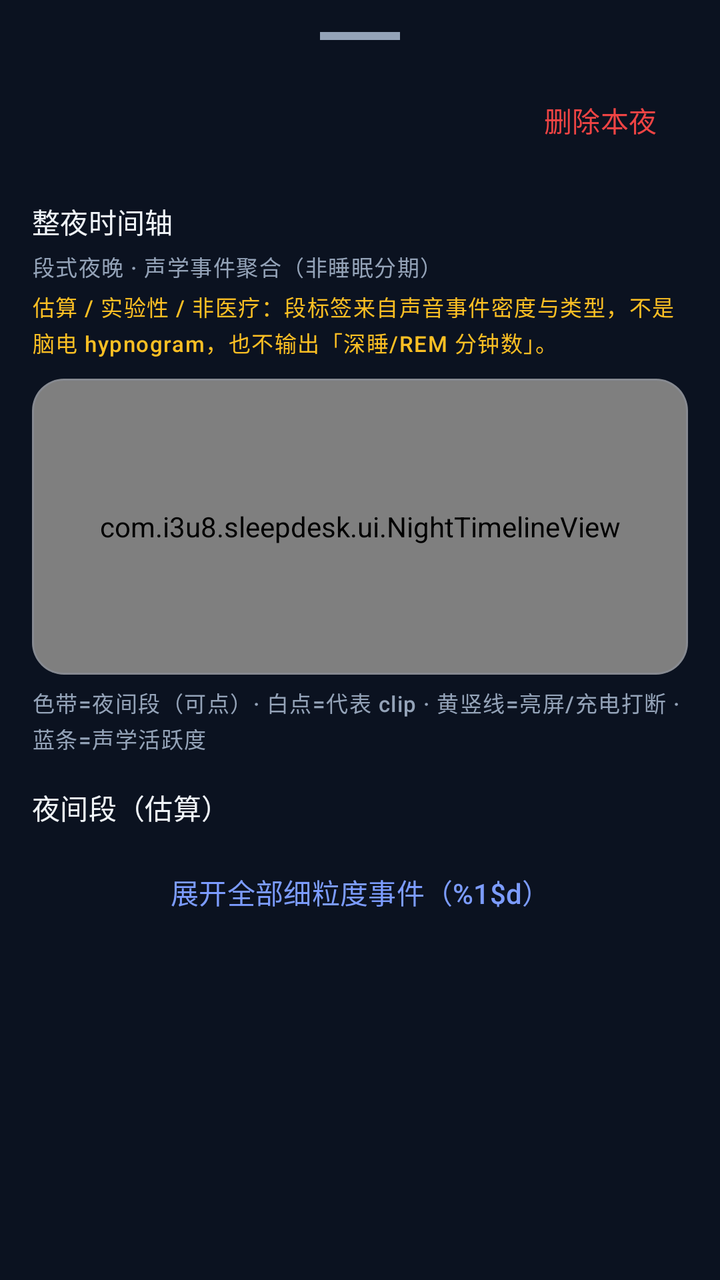
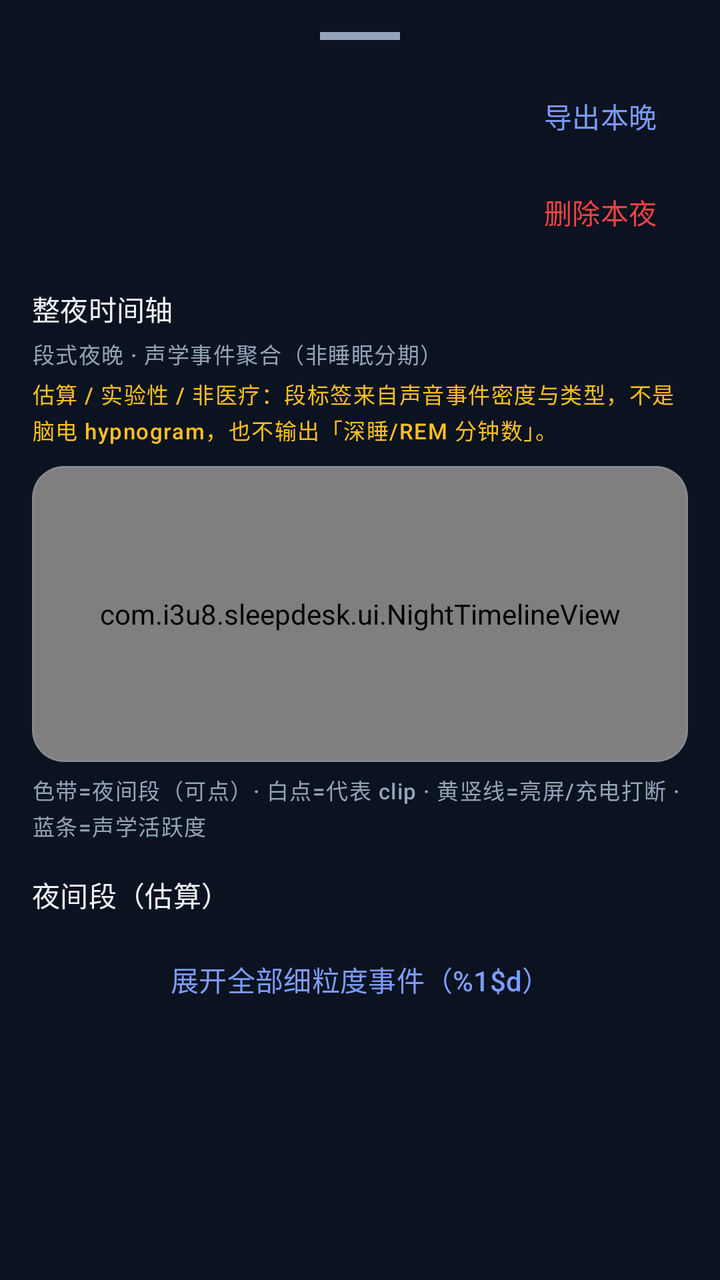

Two renders of the same Android screen: before a commit and after it. Below are the layout's source before the change and the commit's diff.
<!-- AndroidManifest.xml: application theme Theme.SleepDesk -->
<!-- res/layout/bottom_sheet_session_detail.xml -->
<?xml version="1.0" encoding="utf-8"?>
<androidx.core.widget.NestedScrollView xmlns:android="http://schemas.android.com/apk/res/android"
    xmlns:app="http://schemas.android.com/apk/res-auto"
    android:layout_width="match_parent"
    android:layout_height="wrap_content"
    android:fillViewport="true"
    android:background="@color/bg">

    <LinearLayout
        android:layout_width="match_parent"
        android:layout_height="wrap_content"
        android:orientation="vertical"
        android:paddingStart="16dp"
        android:paddingEnd="16dp"
        android:paddingTop="16dp"
        android:paddingBottom="28dp"
        android:minHeight="420dp">

        <View
            android:layout_width="40dp"
            android:layout_height="4dp"
            android:layout_gravity="center_horizontal"
            android:layout_marginBottom="14dp"
            android:background="@color/muted" />

        <LinearLayout
            android:layout_width="match_parent"
            android:layout_height="wrap_content"
            android:orientation="horizontal"
            android:gravity="center_vertical">

            <LinearLayout
                android:layout_width="0dp"
                android:layout_height="wrap_content"
                android:layout_weight="1"
                android:orientation="vertical">

                <TextView
                    android:id="@+id/tvSessionTitle"
                    android:layout_width="match_parent"
                    android:layout_height="wrap_content"
                    android:textAppearance="?attr/textAppearanceTitleLarge"
                    android:textColor="@color/on_bg"
                    android:textStyle="bold" />

                <TextView
                    android:id="@+id/tvSessionSubtitle"
                    android:layout_width="match_parent"
                    android:layout_height="wrap_content"
                    android:layout_marginTop="4dp"
                    android:textAppearance="?attr/textAppearanceBodyMedium"
                    android:textColor="@color/muted" />
            </LinearLayout>

            <com.google.android.material.button.MaterialButton
                android:id="@+id/btnDeleteSession"
                style="@style/Widget.Material3.Button.TextButton"
                android:layout_width="wrap_content"
                android:layout_height="wrap_content"
                android:text="@string/btn_delete_night"
                android:textColor="@color/stop_red"
                android:textAllCaps="false" />
        </LinearLayout>

        <TextView
            android:layout_width="match_parent"
            android:layout_height="wrap_content"
            android:layout_marginTop="14dp"
            android:text="@string/timeline_title"
            android:textAppearance="?attr/textAppearanceTitleSmall"
            android:textColor="@color/on_bg" />

        <TextView
            android:id="@+id/tvActivityLabel"
            android:layout_width="match_parent"
            android:layout_height="wrap_content"
            android:layout_marginTop="4dp"
            android:text="@string/timeline_segment_label"
            android:textAppearance="?attr/textAppearanceLabelSmall"
            android:textColor="@color/muted" />

        <TextView
            android:id="@+id/tvCycleDisclaimer"
            android:layout_width="match_parent"
            android:layout_height="wrap_content"
            android:layout_marginTop="4dp"
            android:text="@string/timeline_segment_disclaimer"
            android:textAppearance="?attr/textAppearanceLabelSmall"
            android:textColor="@color/warning"
            android:lineSpacingExtra="2dp" />

        <com.google.android.material.card.MaterialCardView
            android:layout_width="match_parent"
            android:layout_height="wrap_content"
            android:layout_marginTop="10dp"
            app:cardBackgroundColor="@color/card_bg"
            app:cardCornerRadius="16dp"
            app:cardElevation="0dp"
            app:strokeWidth="1dp"
            app:strokeColor="@color/card_stroke">

            <com.i3u8.sleepdesk.ui.NightTimelineView
                android:id="@+id/nightTimeline"
                android:layout_width="match_parent"
                android:layout_height="148dp"
                android:padding="4dp" />
        </com.google.android.material.card.MaterialCardView>

        <TextView
            android:layout_width="match_parent"
            android:layout_height="wrap_content"
            android:layout_marginTop="6dp"
            android:text="@string/timeline_legend_v03"
            android:textAppearance="?attr/textAppearanceLabelSmall"
            android:textColor="@color/muted"
            android:lineSpacingExtra="2dp" />

        <TextView
            android:layout_width="match_parent"
            android:layout_height="wrap_content"
            android:layout_marginTop="16dp"
            android:text="@string/segments_list_title"
            android:textAppearance="?attr/textAppearanceTitleSmall"
            android:textColor="@color/on_bg" />

        <TextView
            android:id="@+id/tvSessionSegmentsEmpty"
            android:layout_width="match_parent"
            android:layout_height="wrap_content"
            android:text="@string/segments_empty"
            android:textColor="@color/muted"
            android:padding="24dp"
            android:gravity="center"
            android:visibility="gone" />

        <androidx.recyclerview.widget.RecyclerView
            android:id="@+id/rvSessionSegments"
            android:layout_width="match_parent"
            android:layout_height="wrap_content"
            android:nestedScrollingEnabled="false"
            android:overScrollMode="never" />

        <com.google.android.material.button.MaterialButton
            android:id="@+id/btnExpandAllEvents"
            style="@style/Widget.Material3.Button.TextButton"
            android:layout_width="match_parent"
            android:layout_height="wrap_content"
            android:layout_marginTop="8dp"
            android:text="@string/session_expand_events"
            android:textAllCaps="false"
            android:textColor="@color/accent" />

        <TextView
            android:id="@+id/tvSessionEventsEmpty"
            android:layout_width="match_parent"
            android:layout_height="wrap_content"
            android:text="@string/events_empty"
            android:textColor="@color/muted"
            android:padding="16dp"
            android:gravity="center"
            android:visibility="gone" />

        <androidx.recyclerview.widget.RecyclerView
            android:id="@+id/rvSessionEvents"
            android:layout_width="match_parent"
            android:layout_height="wrap_content"
            android:nestedScrollingEnabled="false"
            android:overScrollMode="never"
            android:visibility="gone" />
    </LinearLayout>
</androidx.core.widget.NestedScrollView>
<!-- resources referenced by this layout -->
<resources>
  <color name="accent">#FF7C9CFF</color>
  <color name="bg">#FF0B1220</color>
  <color name="card_bg">#FF152036</color>
  <color name="card_stroke">#33A5B4D4</color>
  <color name="muted">#FF94A3B8</color>
  <color name="on_bg">#FFF1F5F9</color>
  <color name="stop_red">#FFEF4444</color>
  <color name="warning">#FFFBBF24</color>
  <string name="btn_delete_night">删除本夜</string>
  <string name="events_empty">暂无事件记录</string>
  <string name="segments_empty">暂无成段事件（安静夜或仅有辅信号）</string>
  <string name="segments_list_title">夜间段（估算）</string>
  <string name="session_expand_events">展开全部细粒度事件（%1$d）</string>
  <string name="timeline_legend_v03">色带=夜间段（可点）· 白点=代表 clip · 黄竖线=亮屏/充电打断 · 蓝条=声学活跃度</string>
  <string name="timeline_segment_disclaimer">估算 / 实验性 / 非医疗：段标签来自声音事件密度与类型，不是脑电 hypnogram，也不输出「深睡/REM 分钟数」。</string>
  <string name="timeline_segment_label">段式夜晚 · 声学事件聚合（非睡眠分期）</string>
  <string name="timeline_title">整夜时间轴</string>
  <style name="Theme.SleepDesk" parent="Theme.Material3.Dark.NoActionBar">
          <item name="colorPrimary">@color/accent</item>
          <item name="colorOnPrimary">@android:color/white</item>
          <item name="colorPrimaryContainer">@color/accent_dim</item>
          <item name="colorOnPrimaryContainer">@color/on_bg</item>
          <item name="colorSecondary">@color/start_green</item>
          <item name="colorOnSecondary">@android:color/white</item>
          <item name="colorSurface">@color/card_bg</item>
          <item name="colorOnSurface">@color/on_bg</item>
          <item name="colorOnSurfaceVariant">@color/muted</item>
          <item name="android:colorBackground">@color/bg</item>
          <item name="colorOutline">@color/card_stroke</item>
          <item name="android:statusBarColor">@color/bg</item>
          <item name="android:navigationBarColor">@color/nav_bg</item>
          <item name="android:windowBackground">@color/bg</item>
          <item name="bottomSheetDialogTheme">@style/ThemeOverlay.SleepDesk.BottomSheet</item>
      </style>
  <color name="accent_dim">#FF3D4F8C</color>
  <color name="start_green">#FF22C55E</color>
  <color name="nav_bg">#FF121A2B</color>
  <style name="ThemeOverlay.SleepDesk.BottomSheet" parent="ThemeOverlay.Material3.BottomSheetDialog">
          <item name="bottomSheetStyle">@style/Widget.SleepDesk.BottomSheet</item>
      </style>
  <style name="Widget.SleepDesk.BottomSheet" parent="Widget.Material3.BottomSheet.Modal">
          <item name="backgroundTint">@color/card_bg</item>
          <item name="shapeAppearance">@style/ShapeAppearance.SleepDesk.Large</item>
      </style>
  <style name="ShapeAppearance.SleepDesk.Large" parent="ShapeAppearance.Material3.LargeComponent">
          <item name="cornerFamily">rounded</item>
          <item name="cornerSize">24dp</item>
      </style>
</resources>

<!-- the commit's change to res/layout/bottom_sheet_session_detail.xml (unified diff, before → after) -->
@@ -52,14 +52,30 @@
                     android:textColor="@color/muted" />
             </LinearLayout>
 
-            <com.google.android.material.button.MaterialButton
-                android:id="@+id/btnDeleteSession"
-                style="@style/Widget.Material3.Button.TextButton"
+            <LinearLayout
                 android:layout_width="wrap_content"
                 android:layout_height="wrap_content"
-                android:text="@string/btn_delete_night"
-                android:textColor="@color/stop_red"
-                android:textAllCaps="false" />
+                android:orientation="vertical"
+                android:gravity="end">
+
+                <com.google.android.material.button.MaterialButton
+                    android:id="@+id/btnExportSession"
+                    style="@style/Widget.Material3.Button.TextButton"
+                    android:layout_width="wrap_content"
+                    android:layout_height="wrap_content"
+                    android:text="@string/export_one_night"
+                    android:textColor="@color/accent"
+                    android:textAllCaps="false" />
+
+                <com.google.android.material.button.MaterialButton
+                    android:id="@+id/btnDeleteSession"
+                    style="@style/Widget.Material3.Button.TextButton"
+                    android:layout_width="wrap_content"
+                    android:layout_height="wrap_content"
+                    android:text="@string/btn_delete_night"
+                    android:textColor="@color/stop_red"
+                    android:textAllCaps="false" />
+            </LinearLayout>
         </LinearLayout>
 
         <TextView
<!-- resource entries referenced after the edit -->
@@ -10,6 +10,7 @@
   <color name="warning">#FFFBBF24</color>
   <string name="btn_delete_night">删除本夜</string>
   <string name="events_empty">暂无事件记录</string>
+  <string name="export_one_night">导出本晚</string>
   <string name="segments_empty">暂无成段事件（安静夜或仅有辅信号）</string>
   <string name="segments_list_title">夜间段（估算）</string>
   <string name="session_expand_events">展开全部细粒度事件（%1$d）</string>
